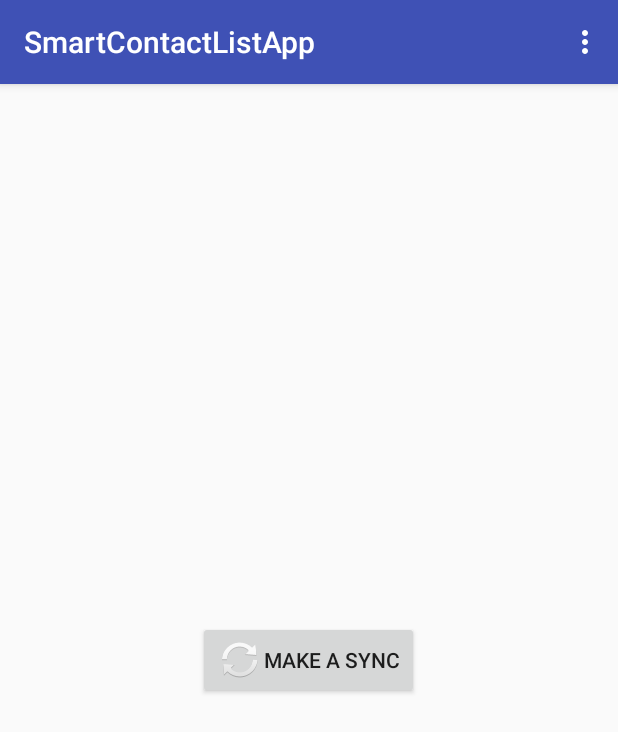
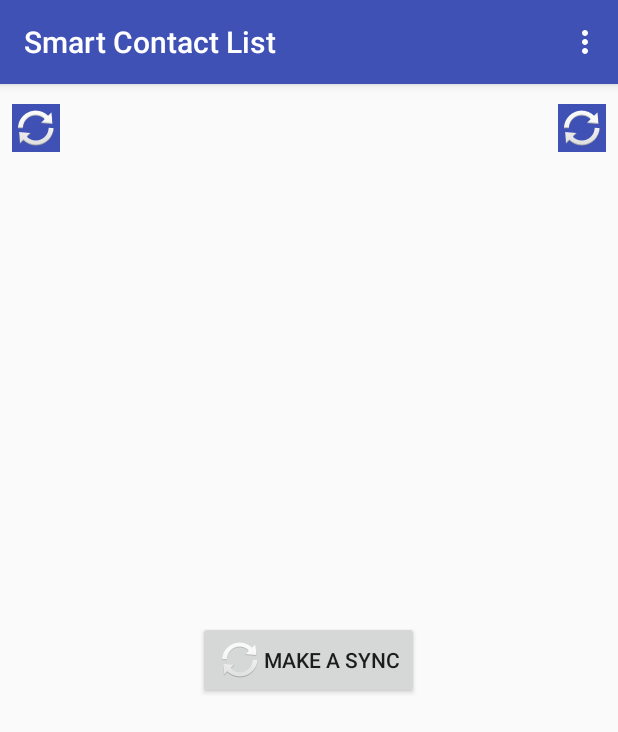
Before and after one commit to gatienchapon/SmartContactList, an Android app: the screen it shows after launch (PrintContactListActivity), on a phone screen of 412 x 824 dp. Shown: the top 732 px of the screen. Run offline under Robolectric (Android 15) with nearby library versions, the phone set to English and light mode, and no system bars; 4 statements that could not run were skipped.

```diff
--- a/SmartContactListApp/app/src/main/AndroidManifest.xml
+++ b/SmartContactListApp/app/src/main/AndroidManifest.xml
@@ -25,7 +25,6 @@
                 <category android:name="android.intent.category.LAUNCHER" />
             </intent-filter>
         </activity>
-        <activity android:name=".synchronisation.SynchronisationActivity" />
 
         <receiver android:name=".IncomingCall">
             <intent-filter>
--- a/SmartContactListApp/app/src/main/java/fr/unice/polytech/smartcontactlistapp/contactList/PrintContactListActivity.java
+++ b/SmartContactListApp/app/src/main/java/fr/unice/polytech/smartcontactlistapp/contactList/PrintContactListActivity.java
@@ -52,12 +52,37 @@ public class PrintContactListActivity  extends AppCompatActivity {
 
     private StaggeredGridLayoutManager gaggeredGridLayoutManager;
     private TextView currentSlotTime;
-
+    private RecyclerView recyclerView;
     @Override
     protected void onCreate(Bundle savedInstanceState) {
         super.onCreate(savedInstanceState);
         setContentView(R.layout.activity_contact_list);
         initialisation();
+        reloadButton();
+
+    }
+
+    private void reloadButton() {
+        TextView reload1 = (TextView) findViewById(R.id.reload1);
+        TextView reload2 = (TextView) findViewById(R.id.reload2);
+        reload1.setOnClickListener(new View.OnClickListener() {
+            @Override
+            public void onClick(View view) {
+                openReloadPopup();
+            }
+        });
+        reload2.setOnClickListener(new View.OnClickListener() {
+            @Override
+            public void onClick(View view) {
+                openReloadPopup();
+            }
+        });
+    }
+
+    private void openReloadPopup() {
+        Dialog d = new SynchronisationActivity(this, recyclerView);
+        d.setTitle("Make a Sync");
+        d.show();
     }
 
     private void initialisation() {
@@ -65,7 +90,7 @@ public class PrintContactListActivity  extends AppCompatActivity {
         Date date = new Date();
         Vector v = new Vector(date,"");
         fillSlotTime(v.getTimeSlot());
-        final RecyclerView recyclerView = (RecyclerView)findViewById(R.id.recycler_view);
+        recyclerView = (RecyclerView)findViewById(R.id.recycler_view);
         recyclerView.setHasFixedSize(true);
         Button makeSync =(Button)findViewById(R.id.make_Sync);
 
@@ -74,7 +99,7 @@ public class PrintContactListActivity  extends AppCompatActivity {
 
         contact_list_mobile = getListItemData();
         if(init_contact_list_application(this)){
-            reload(recyclerView);
+            reload(recyclerView, this);
             makeSync.setVisibility(View.INVISIBLE);
         }else
         {
@@ -110,6 +135,7 @@ public class PrintContactListActivity  extends AppCompatActivity {
         final Dialog dialog = new Dialog(this);
         dialog.setTitle("Change Slot Time");
         dialog.setContentView(R.layout.pop_up);
+
         final List<String > allSlotTimeAvalaibleToPrint = new ArrayList<>();
         final List<String > allSlotTimeAvalaible = new ArrayList<>();
         Date today = new Date();
@@ -135,7 +161,7 @@ public class PrintContactListActivity  extends AppCompatActivity {
         gridView.setOnItemClickListener(new AdapterView.OnItemClickListener() {
             @Override
             public void onItemClick(AdapterView<?> parent, View view, int position, long id) {
-                loadslotime(recyclerView, position,allSlotTimeAvalaible);
+                loadslotime(position,allSlotTimeAvalaible);
                 dialog.dismiss();
 
             }
@@ -143,18 +169,18 @@ public class PrintContactListActivity  extends AppCompatActivity {
         dialog.show();
     }
 
-    private void loadslotime(RecyclerView recyclerView, int position, List<String > allSlotTimeAvalaible) {
+    private void loadslotime(int position, List<String > allSlotTimeAvalaible) {
         for(int i=0; i<allSlotTimeAvalaible.size(); i++){
             Log.d("SlotTime", allSlotTimeAvalaible.get(i)+" position : "+position);
         }
         if(loadFile(allSlotTimeAvalaible.get(position), this)) {
             fillSlotTime(allSlotTimeAvalaible.get(position));
-            reload(recyclerView);
+            reload(recyclerView, this);
         }
     }
 
-    private void reload(RecyclerView recyclerView) {
-        SolventRecyclerViewAdapter rcAdapter = new SolventRecyclerViewAdapter(this, contact_list_application);
+    public static void reload(RecyclerView recyclerView, Context context) {
+        SolventRecyclerViewAdapter rcAdapter = new SolventRecyclerViewAdapter(context, contact_list_application);
         recyclerView.swapAdapter(rcAdapter,false);
     }
 
@@ -190,11 +216,11 @@ public class PrintContactListActivity  extends AppCompatActivity {
             startActivity(intente);
             return true;
         }
-        if (id == R.id.synchronisation) {
+        /*if (id == R.id.synchronisation) {
             Intent intente = new Intent(PrintContactListActivity.this, SynchronisationActivity.class);
             startActivity(intente);
             return true;
-        }
+        }*/
         /*if (id == R.id.journal_appel) {
             Intent intente = new Intent(PrintContactListActivity.this, ContactActivity.class);
             startActivity(intente);
--- a/SmartContactListApp/app/src/main/java/fr/unice/polytech/smartcontactlistapp/contactList/RetreiveContactList.java
+++ b/SmartContactListApp/app/src/main/java/fr/unice/polytech/smartcontactlistapp/contactList/RetreiveContactList.java
@@ -4,9 +4,6 @@ import android.content.ContentResolver;
 import android.content.Context;
 import android.database.Cursor;
 import android.provider.ContactsContract;
-import android.util.Log;
-import android.widget.Toast;
-
 import java.util.ArrayList;
 import java.util.List;
 
@@ -43,7 +40,6 @@ public class RetreiveContactList {
                 while (pCur.moveToNext()) {
                     String phoneNo = pCur.getString(pCur.getColumnIndex(
                             ContactsContract.CommonDataKinds.Phone.NUMBER));
-                    name = removeAccent(name);
                     listContact.add(new Contact(name,phoneNo, "100%"));
 
                 }
--- a/SmartContactListApp/app/src/main/java/fr/unice/polytech/smartcontactlistapp/historyList/ContactActivity.java
+++ b/SmartContactListApp/app/src/main/java/fr/unice/polytech/smartcontactlistapp/historyList/ContactActivity.java
@@ -48,13 +48,13 @@ public class ContactActivity extends AppCompatActivity {
             startActivity(intente);
             return true;
         }
-        if (id == R.id.synchronisation) {
+        /*if (id == R.id.synchronisation) {
             Intent intente = new Intent(ContactActivity.this, SynchronisationActivity.class);
             startActivity(intente);
 
             return true;
         }
-        /*if (id == R.id.journal_appel) {
+        if (id == R.id.journal_appel) {
             Intent intente = new Intent(ContactActivity.this, ContactActivity.class);
             startActivity(intente);
             return true;
--- a/SmartContactListApp/app/src/main/java/fr/unice/polytech/smartcontactlistapp/localHistoryManager/Vector.java
+++ b/SmartContactListApp/app/src/main/java/fr/unice/polytech/smartcontactlistapp/localHistoryManager/Vector.java
@@ -9,7 +9,7 @@ import java.util.Date;
 
 public class Vector {
     public static String[] classes = {"Year","Month","DayNumber","DayWeek","Hour","Minute","Seconde","SlotTime","Class"};
-
+    public static String[] classes2 = {"Class","DayNumber","DayWeek","Hour","Minute","Month","Seconde","SlotTime","Year"};
     public String year;
     public String month;
     public String numberDay;
--- a/SmartContactListApp/app/src/main/res/layout/activity_contact_list.xml
+++ b/SmartContactListApp/app/src/main/res/layout/activity_contact_list.xml
@@ -5,6 +5,29 @@
     android:layout_height="match_parent"
     android:padding="8dp">
 
+    <TextView
+        android:layout_width="wrap_content"
+        android:layout_height="wrap_content"
+        android:layout_gravity="center_horizontal"
+        android:gravity="center"
+        android:drawableLeft="@android:drawable/ic_popup_sync"
+        android:textColor="@color/white"
+        android:background="@color/colorPrimary"
+        android:layout_marginTop="5dp"
+        android:id="@+id/reload1"
+       />
+    <TextView
+        android:layout_width="wrap_content"
+        android:layout_height="wrap_content"
+        android:layout_gravity="center_horizontal"
+        android:gravity="center"
+        android:drawableLeft="@android:drawable/ic_popup_sync"
+        android:textColor="@color/white"
+        android:background="@color/colorPrimary"
+        android:layout_marginTop="5dp"
+        android:layout_alignParentRight="true"
+        android:id="@+id/reload2"
+        />
     <TextView
         android:layout_width="wrap_content"
         android:layout_height="wrap_content"
--- a/SmartContactListApp/app/src/main/res/menu/menu_main.xml
+++ b/SmartContactListApp/app/src/main/res/menu/menu_main.xml
@@ -11,12 +11,12 @@
         android:id="@+id/journal_appel"
         android:orderInCategory="100"
         android:title="Journal Appels"
-        app:showAsAction="never" />-->
+        app:showAsAction="never" />
     <item
         android:id="@+id/synchronisation"
         android:orderInCategory="100"
         android:title="Sync"
-        app:showAsAction="never" />
+        app:showAsAction="never" />-->
     <!--<item
         android:id="@+id/actualiser"
         android:orderInCategory="100"
--- a/SmartContactListApp/app/src/main/res/values/strings.xml
+++ b/SmartContactListApp/app/src/main/res/values/strings.xml
@@ -1,3 +1,3 @@
 <resources>
-    <string name="app_name">SmartContactListApp</string>
+    <string name="app_name">Smart Contact List</string>
 </resources>
```
Also changed, not shown: SmartContactListApp/app/src/main/java/fr/unice/polytech/smartcontactlistapp/DB/DB.java (+10 -10 lines), SmartContactListApp/app/src/main/java/fr/unice/polytech/smartcontactlistapp/synchronisation/SynchronisationActivity.java (+17 -38 lines), SmartContactListApp/app/src/main/java/fr/unice/polytech/smartcontactlistapp/synchronisation/SynchronisationTask.java (+89 -41 lines), SmartContactListApp/app/src/main/res/layout/synchronisation_activity.xml (+9 -0 lines).
